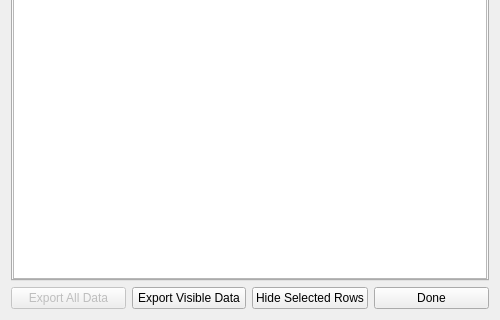
First picture: the form in gui/dialogDefectReports.ui, repository Spinarakk/defectmonitor, before the edit; both pictures show x 0 to 500 and y 342 to 662 of the 500 by 662 pixel window.
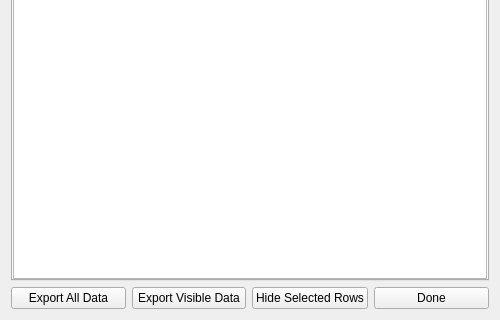
Second picture: the form after the edit.

Diff of the .ui file:
```diff
--- a/gui/dialogDefectReports.ui
+++ b/gui/dialogDefectReports.ui
@@ -369,9 +369,6 @@
    </item>
    <item row="5" column="1">
     <widget class="QPushButton" name="pushExportAll">
-     <property name="enabled">
-      <bool>false</bool>
-     </property>
      <property name="toolTip">
       <string>Export all the data (including all the parts) to a .csv file.</string>
      </property>
```
